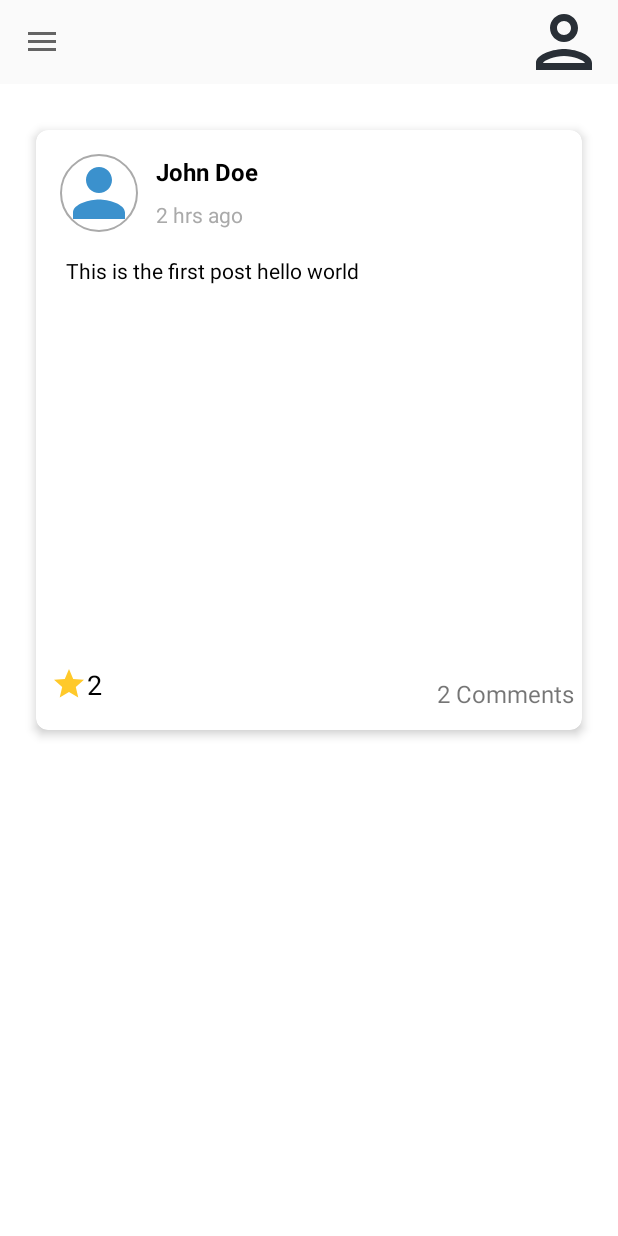
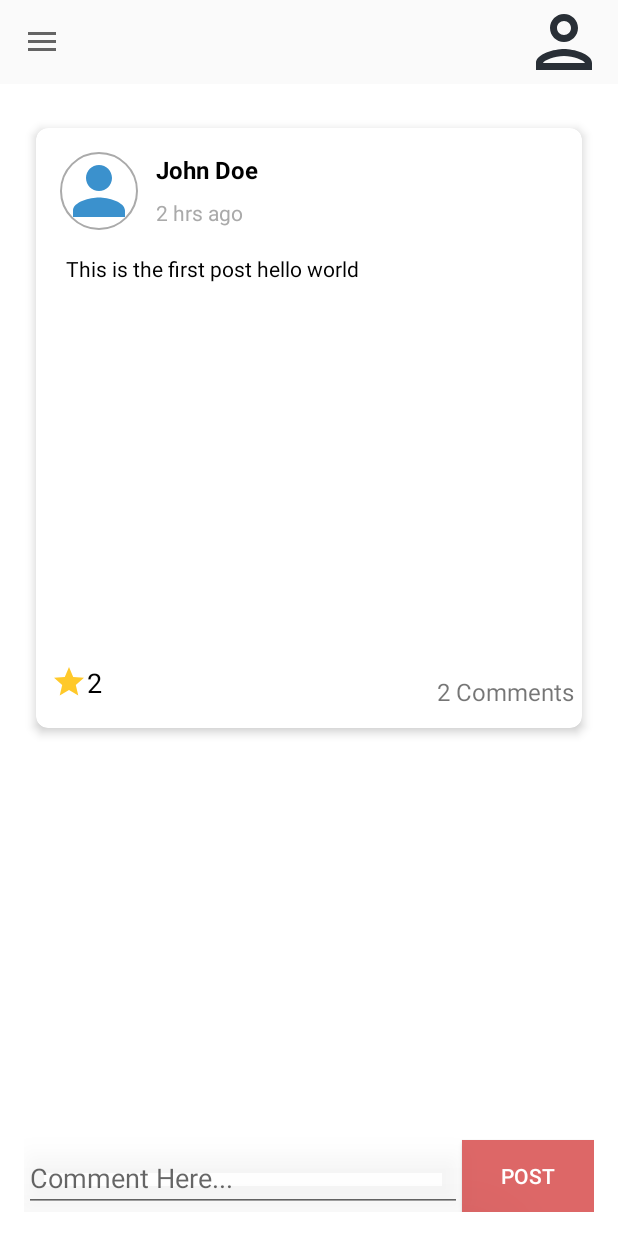
Before and after one commit to ajiwnl/HelpKonnect-Android, an Android app: the fragment SelectedPostFragment placed in its activity, on a phone screen of 412 x 824 dp. Run offline under Robolectric (Android 15) with nearby library versions, the phone set to English and light mode, and no system bars; our stand-ins replace Firebase (no records; nobody signed in at launch, a user with empty details on screens opened directly), Picasso; pictures from the network do not load; 7 statements that could not run were skipped.

Commit message:
Posting of Comments

```diff
--- a/app/src/main/res/layout/fragment_selectedpost.xml
+++ b/app/src/main/res/layout/fragment_selectedpost.xml
@@ -20,7 +20,7 @@
             android:minHeight="400dp"
             app:cardCornerRadius="8dp"
             app:cardElevation="4dp"
-            app:layout_constraintBottom_toBottomOf="parent"
+            app:layout_constraintBottom_toTopOf="@+id/commentText"
             app:layout_constraintEnd_toEndOf="parent"
             app:layout_constraintHorizontal_bias="0.0"
             app:layout_constraintStart_toStartOf="parent"
@@ -135,17 +135,45 @@
 
         </androidx.cardview.widget.CardView>
 
-        <LinearLayout
-            android:id="@+id/commentsContainer"
+        <EditText
+            android:id="@+id/commentText"
+            android:layout_width="0dp"
+            android:layout_height="wrap_content"
+            android:hint="@string/comment_here"
+            android:inputType="text"
+            android:elevation="40dp"
+            app:layout_constraintBottom_toBottomOf="parent"
+            app:layout_constraintEnd_toStartOf="@+id/commentButton"
+            app:layout_constraintStart_toStartOf="parent" />
+
+        <Button
+            android:id="@+id/commentButton"
+            android:layout_width="wrap_content"
+            android:layout_height="wrap_content"
+            android:text="Post"
+            android:textColor="@color/white"
+            android:background="@color/PrimaryLight"
+            app:layout_constraintBottom_toBottomOf="parent"
+            app:layout_constraintEnd_toEndOf="parent" />
+
+        <ScrollView
             android:layout_width="match_parent"
-            android:layout_height="wrap_content"
-            android:orientation="vertical"
-            android:padding="8dp"
-            android:background="@color/white"
+            android:layout_height="0dp"
             app:layout_constraintTop_toBottomOf="@id/cardView2"
+            app:layout_constraintBottom_toTopOf="@+id/commentText"
             app:layout_constraintStart_toStartOf="parent"
-            app:layout_constraintEnd_toEndOf="parent"
-            app:layout_constraintBottom_toBottomOf="parent" />
+            app:layout_constraintEnd_toEndOf="parent">
+
+            <LinearLayout
+                android:id="@+id/commentsContainer"
+                android:layout_width="match_parent"
+                android:layout_height="wrap_content"
+                android:orientation="vertical"
+                android:padding="8dp"
+                android:background="@color/white" />
+
+        </ScrollView>
+
     </androidx.constraintlayout.widget.ConstraintLayout>
 
 </FrameLayout>
--- a/app/src/main/res/values/strings.xml
+++ b/app/src/main/res/values/strings.xml
@@ -20,5 +20,6 @@
     <string name="_0">0</string>
     <string name="todo">TODO</string>
     <string name="time">Time</string>
+    <string name="comment_here">Comment Here...</string>
 
 </resources>
```
Also changed, not shown: app/src/main/java/com/helpkonnect/mobileapp/SelectedPostFragment.java (+68 -10 lines).
